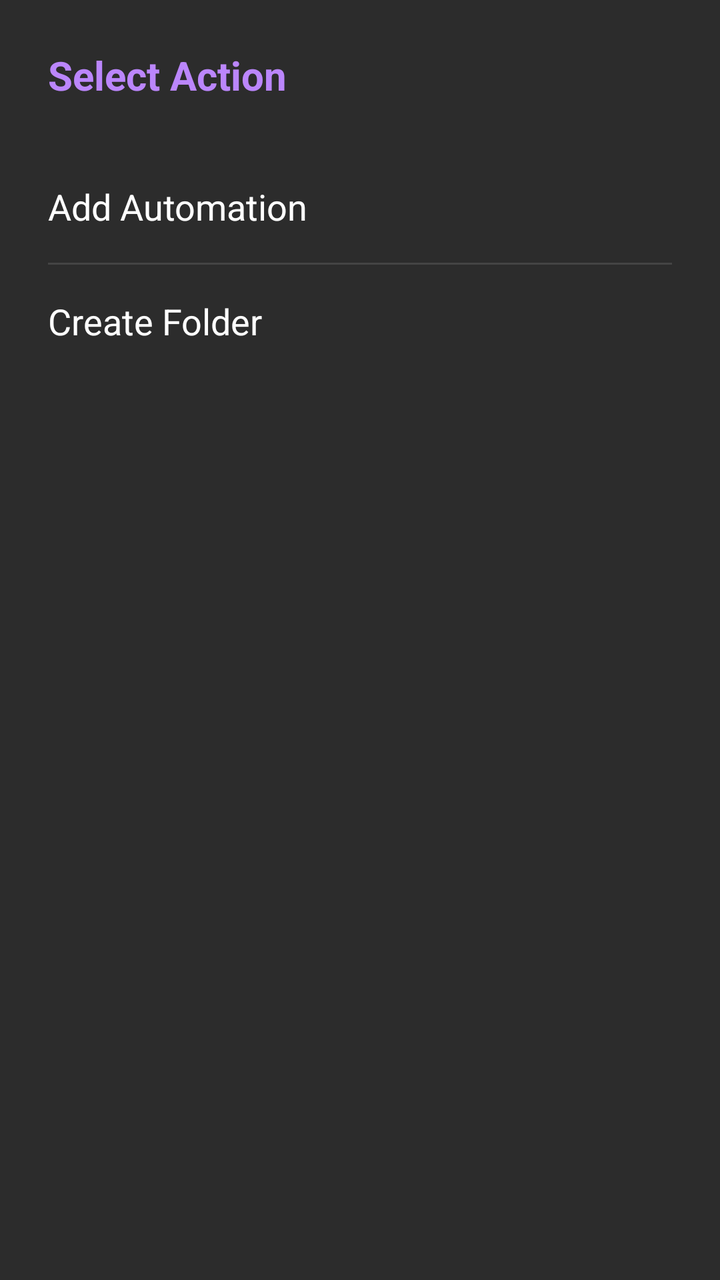
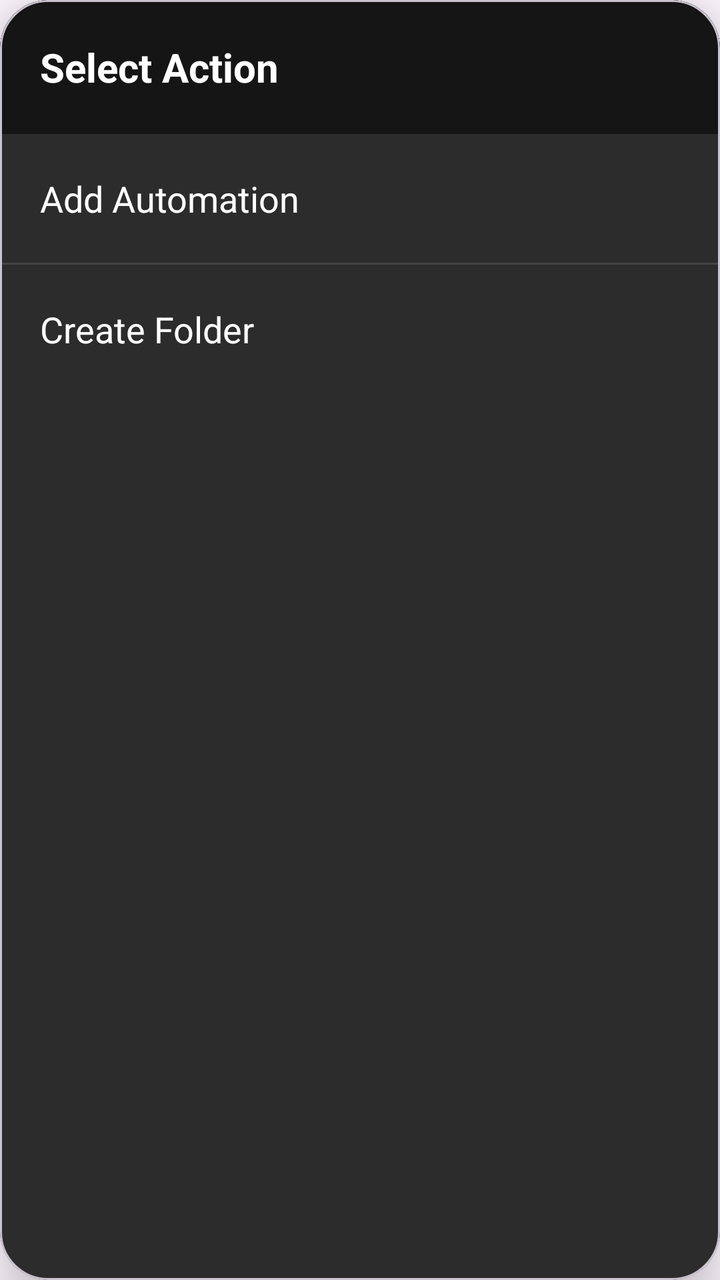

Two renders of the same Android screen: before a commit and after it. Below are the layout's source before the change and the commit's diff.
<!-- AndroidManifest.xml: application theme Theme.BandLightConnect -->
<!-- res/layout/dialog_select_action.xml -->
<?xml version="1.0" encoding="utf-8"?>
<LinearLayout
    xmlns:android="http://schemas.android.com/apk/res/android"
    android:layout_width="match_parent"
    android:layout_height="wrap_content"
    android:background="#2C2C2C"
    android:orientation="vertical"
    android:padding="24dp">

    
    <TextView
        android:layout_width="match_parent"
        android:layout_height="wrap_content"
        android:layout_marginBottom="24dp"
        android:text="Select Action"
        android:textColor="#BB86FC"
        android:textSize="20sp"
        android:textStyle="bold" />

    
    <TextView
        android:id="@+id/optionAddAutomation"
        android:layout_width="match_parent"
        android:layout_height="wrap_content"
        android:background="?attr/selectableItemBackground"
        android:clickable="true"
        android:focusable="true"
        android:paddingVertical="16dp"
        android:text="Add Automation"
        android:textColor="#FFFFFF"
        android:textSize="18sp" />

    
    <View
        android:layout_width="match_parent"
        android:layout_height="1dp"
        android:background="#444444" />

    
    <TextView
        android:id="@+id/optionCreateFolder"
        android:layout_width="match_parent"
        android:layout_height="wrap_content"
        android:background="?attr/selectableItemBackground"
        android:clickable="true"
        android:focusable="true"
        android:paddingVertical="16dp"
        android:text="Create Folder"
        android:textColor="#FFFFFF"
        android:textSize="18sp" />

</LinearLayout>
<!-- resources referenced by this layout -->
<resources>
  <style name="Theme.BandLightConnect" parent="Base.Theme.BandLightConnect" />
  <style name="Base.Theme.BandLightConnect" parent="Theme.Material3.DayNight.NoActionBar">
          
          
      </style>
</resources>

<!-- the commit's change to res/layout/dialog_select_action.xml (unified diff, before → after) -->
@@ -1,52 +1,63 @@
 <?xml version="1.0" encoding="utf-8"?>
-<LinearLayout
+<com.google.android.material.card.MaterialCardView
     xmlns:android="http://schemas.android.com/apk/res/android"
+    xmlns:app="http://schemas.android.com/apk/res-auto"
     android:layout_width="match_parent"
     android:layout_height="wrap_content"
-    android:background="#2C2C2C"
-    android:orientation="vertical"
-    android:padding="24dp">
+    app:cardBackgroundColor="#2C2C2C"
+    app:cardCornerRadius="24dp"
+    app:cardElevation="16dp">
 
-    
-    <TextView
+    <LinearLayout
         android:layout_width="match_parent"
         android:layout_height="wrap_content"
-        android:layout_marginBottom="24dp"
-        android:text="Select Action"
-        android:textColor="#BB86FC"
-        android:textSize="20sp"
-        android:textStyle="bold" />
+        android:orientation="vertical">
 
-    
-    <TextView
-        android:id="@+id/optionAddAutomation"
-        android:layout_width="match_parent"
-        android:layout_height="wrap_content"
-        android:background="?attr/selectableItemBackground"
-        android:clickable="true"
-        android:focusable="true"
-        android:paddingVertical="16dp"
-        android:text="Add Automation"
-        android:textColor="#FFFFFF"
-        android:textSize="18sp" />
+        
+        <LinearLayout
+            android:layout_width="match_parent"
+            android:layout_height="wrap_content"
+            android:background="#151515"
+            android:padding="20dp">
+            <TextView
+                android:layout_width="match_parent"
+                android:layout_height="wrap_content"
+                android:text="Select Action"
+                android:textColor="#FFFFFF"
+                android:textSize="20sp"
+                android:textStyle="bold" />
+        </LinearLayout>
 
-    
-    <View
-        android:layout_width="match_parent"
-        android:layout_height="1dp"
-        android:background="#444444" />
+        
+        <TextView
+            android:id="@+id/optionAddAutomation"
+            android:layout_width="match_parent"
+            android:layout_height="wrap_content"
+            android:background="?attr/selectableItemBackground"
+            android:clickable="true"
+            android:focusable="true"
+            android:padding="20dp"
+            android:text="Add Automation"
+            android:textColor="#FFFFFF"
+            android:textSize="18sp" />
 
-    
-    <TextView
-        android:id="@+id/optionCreateFolder"
-        android:layout_width="match_parent"
-        android:layout_height="wrap_content"
-        android:background="?attr/selectableItemBackground"
-        android:clickable="true"
-        android:focusable="true"
-        android:paddingVertical="16dp"
-        android:text="Create Folder"
-        android:textColor="#FFFFFF"
-        android:textSize="18sp" />
+        
+        <View
+            android:layout_width="match_parent"
+            android:layout_height="1dp"
+            android:background="#444444" />
 
-</LinearLayout>
+        
+        <TextView
+            android:id="@+id/optionCreateFolder"
+            android:layout_width="match_parent"
+            android:layout_height="wrap_content"
+            android:background="?attr/selectableItemBackground"
+            android:clickable="true"
+            android:focusable="true"
+            android:padding="20dp"
+            android:text="Create Folder"
+            android:textColor="#FFFFFF"
+            android:textSize="18sp" />
+    </LinearLayout>
+</com.google.android.material.card.MaterialCardView>
